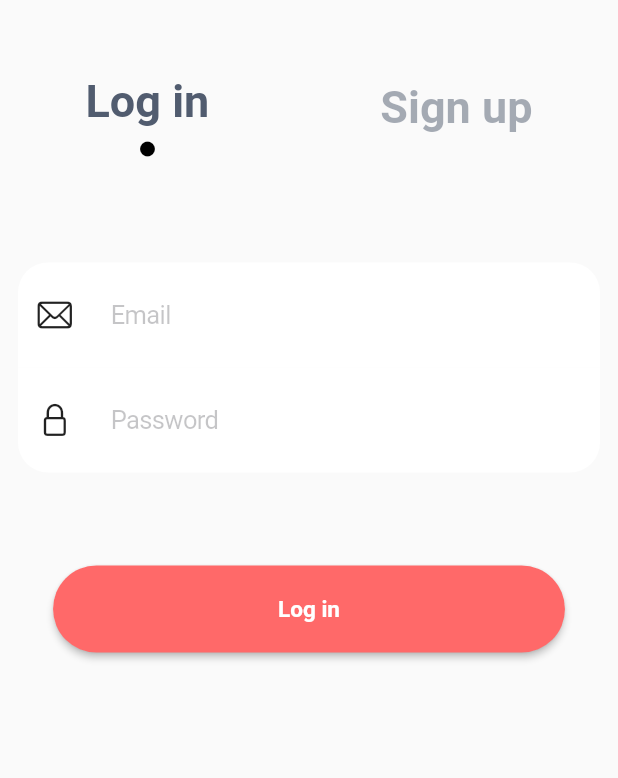
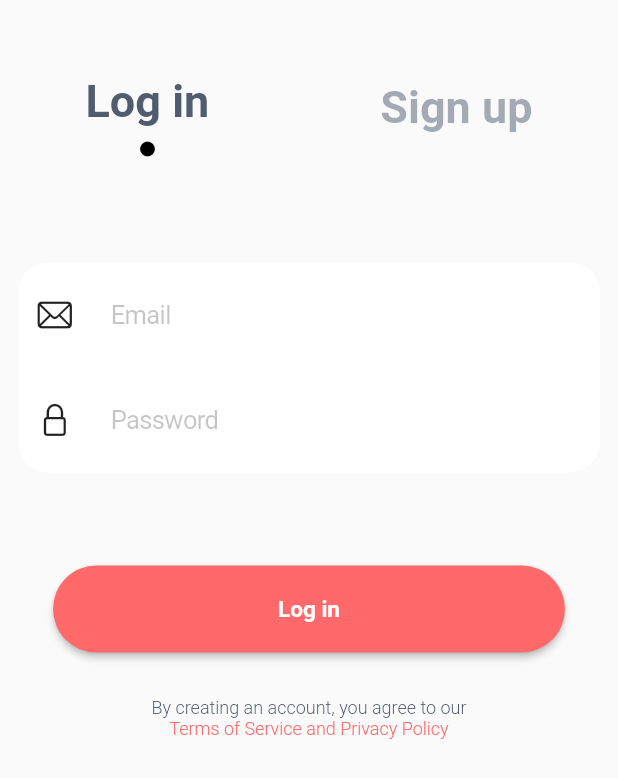
Before and after one commit to swilam202/shopify, a Flutter app: the screen it shows after launch, on a phone screen of 412 x 824 dp. Shown: the top 778 px of the screen. Run offline on Flutter 3.47's test engine with Material 2 defaults, Android fonts, the phone set to English and light mode, and no system bars; our stand-ins replace flutter_bloc.

Commit message:
finish auth page ui

```diff
--- a/lib/auth feature/presenetaion/pages/auth page.dart
+++ b/lib/auth feature/presenetaion/pages/auth page.dart
@@ -6,6 +6,7 @@ import 'package:hhhhhhhh/auth%20feature/presenetaion/controller/auth%20state.dar
 import 'package:hhhhhhhh/auth%20feature/presenetaion/widgets/auth%20row%20items.dart';
 import 'package:hhhhhhhh/auth%20feature/presenetaion/widgets/auth%20text%20form%20field%20section.dart';
 import 'package:hhhhhhhh/auth%20feature/presenetaion/widgets/positions%20enum.dart';
+import 'package:hhhhhhhh/core/styles/style%20colors.dart';
 import 'package:hhhhhhhh/core/styles/text%20styles.dart';
 import 'package:hhhhhhhh/core/widgets/custom%20button.dart';
 
@@ -21,27 +22,47 @@ class AuthPage extends StatelessWidget {
         child: BlocBuilder<AuthCubit, AuthState>(
           builder: (context, state) {
             return Padding(
-          padding: EdgeInsets.only(top: 50),
+              padding: const EdgeInsets.only(top: 50),
               child: Column(
                 children: [
                   Row(
                     mainAxisAlignment: MainAxisAlignment.spaceAround,
                     children: [
                       GestureDetector(
-                    onTap: ()=>BlocProvider.of<AuthCubit>(context).switchAuthMode(isLogin: true),
-                    child: LoginRowItem(isLogin: (state is LoginState)? true:false,)
+                          onTap: () => BlocProvider.of<AuthCubit>(context)
+                              .switchAuthMode(isLogin: true),
+                          child: LoginRowItem(
+                            isLogin: (state is LoginState) ? true : false,
+                          )),
+                      GestureDetector(
+                        onTap: () => BlocProvider.of<AuthCubit>(context)
+                            .switchAuthMode(isLogin: false),
+                        child: SignupRowItem(
+                          isLogin: (state is SignupState) ? true : false,
                         ),
-                  GestureDetector(
-                    onTap: ()=>BlocProvider.of<AuthCubit>(context).switchAuthMode(isLogin: false),
-                    child: SignupRowItem(isLogin: (state is SignupState)? true:false,),),
+                      ),
                     ],
                   ),
-                ///AuthLogInTextFieldSection(),
-                  SizedBox(height: 50),
-                  (state is LoginState)? const AuthLogInTextFieldSection():const AuthSignUpTextFieldSection(),
-                  SizedBox(height: 50),
-                  CustomButton(isLogin: (state is LoginState)? true:false,),
-
+                  const SizedBox(height: 50),
+                  (state is LoginState)
+                      ? const AuthLogInTextFieldSection()
+                      : const AuthSignUpTextFieldSection(),
+                  const SizedBox(height: 50),
+                  CustomButton(
+                    isLogin: (state is LoginState) ? true : false,
+                  ),
+                  const SizedBox(height: 30),
+                  const Text(
+                    'By creating an account, you agree to our',
+                    textAlign: TextAlign.center,
+                    style: TextStyles.style12Light,
+                  ),
+                  Text(
+                    'Terms of Service and Privacy Policy',
+                    textAlign: TextAlign.center,
+                    style: TextStyles.style12Light
+                        .copyWith(color: StyleColor.orangeColor),
+                  ),
                 ],
               ),
             );
```
Lines whose indentation alone changed are shown as unchanged.
